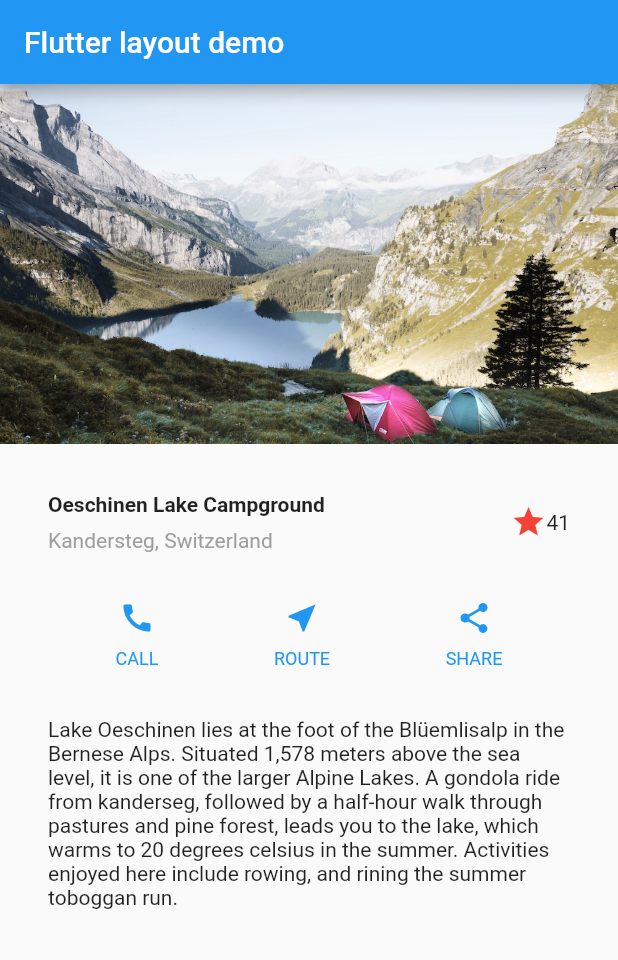
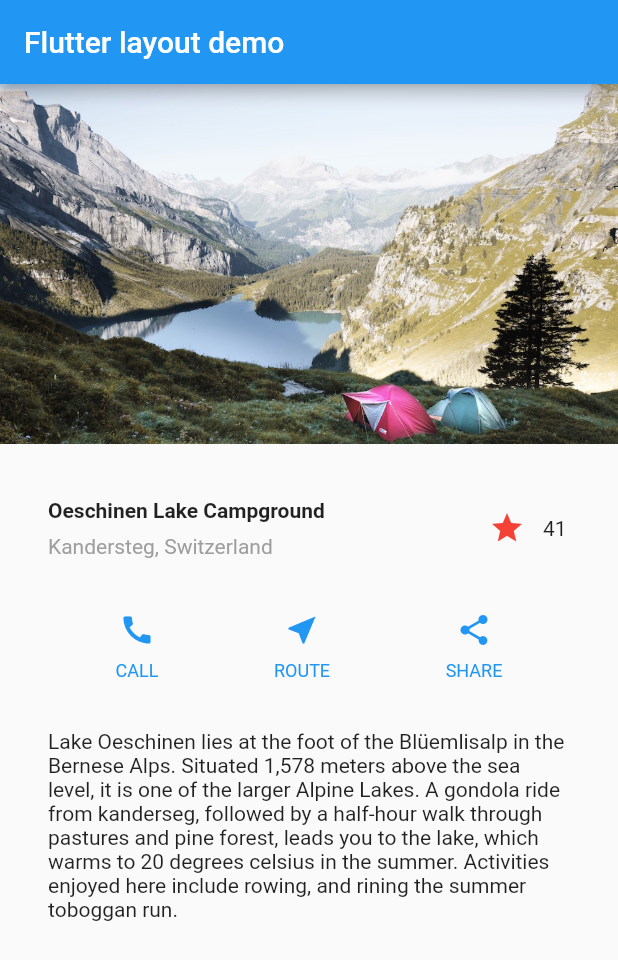
Before and after one commit to tara-jorgensen/flutter_building_layouts, a Flutter app: the screen it shows after launch, on a phone screen of 412 x 824 dp. Shown: the top 960 px of the screen. Run offline on Flutter 3.47's test engine with Material 2 defaults, Android fonts, the phone set to English and light mode, and no system bars.

Commit message:
added interaction

```diff
--- a/lib/main.dart
+++ b/lib/main.dart
@@ -31,13 +31,7 @@ class MyApp extends StatelessWidget {
               ],
             ),
           ),
-          Icon(
-            Icons.star,
-            color: Colors.red[500],
-          ),
-          Text(
-            '41'
-          ),
+          FavoriteWidget(),
         ],
       ),
     );
@@ -112,3 +106,48 @@ class MyApp extends StatelessWidget {
     );
   }
 }
+
+class FavoriteWidget extends StatefulWidget {
+  @override
+  _FavoriteWidgetState createState() => _FavoriteWidgetState();
+}
+
+class _FavoriteWidgetState extends State<FavoriteWidget> {
+  bool _isFavorited = true;
+  int _favoriteCount = 41;
+
+  @override
+  Widget build(BuildContext context) {
+    return Row(
+      mainAxisSize: MainAxisSize.min,
+      children: [
+        Container(
+          padding: EdgeInsets.all(0),
+          child: IconButton(
+            icon: (_isFavorited ? Icon(Icons.star) : Icon(Icons.star_border)),
+            color: Colors.red[500],
+            onPressed: _toggleFavorite,
+          ),
+        ),
+        SizedBox(
+          width: 18,
+          child: Container(
+            child: Text('$_favoriteCount'),
+          ),
+        ),
+      ],
+    );
+  }
+
+  void _toggleFavorite() {
+    setState(() {
+      if (_isFavorited) {
+        _favoriteCount -= 1;
+        _isFavorited = false;
+      } else {
+        _favoriteCount += 1;
+        _isFavorited = true;
+      }
+    });
+  }
+}
```
